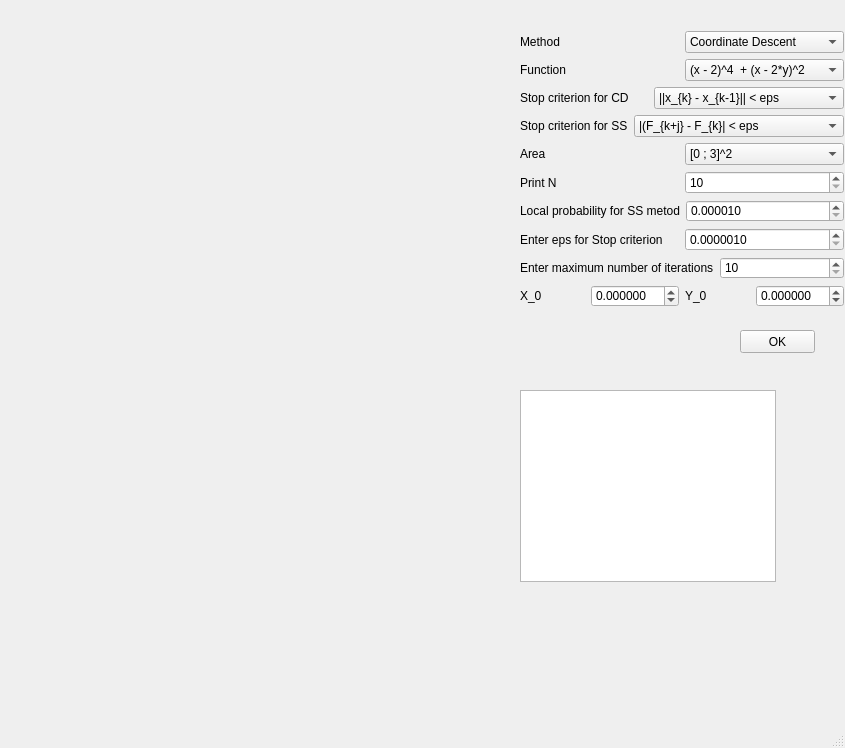
Before: the Qt Designer form mainwindow.ui in LizaMagdich/GuiOptimization, drawn with Qt 5.
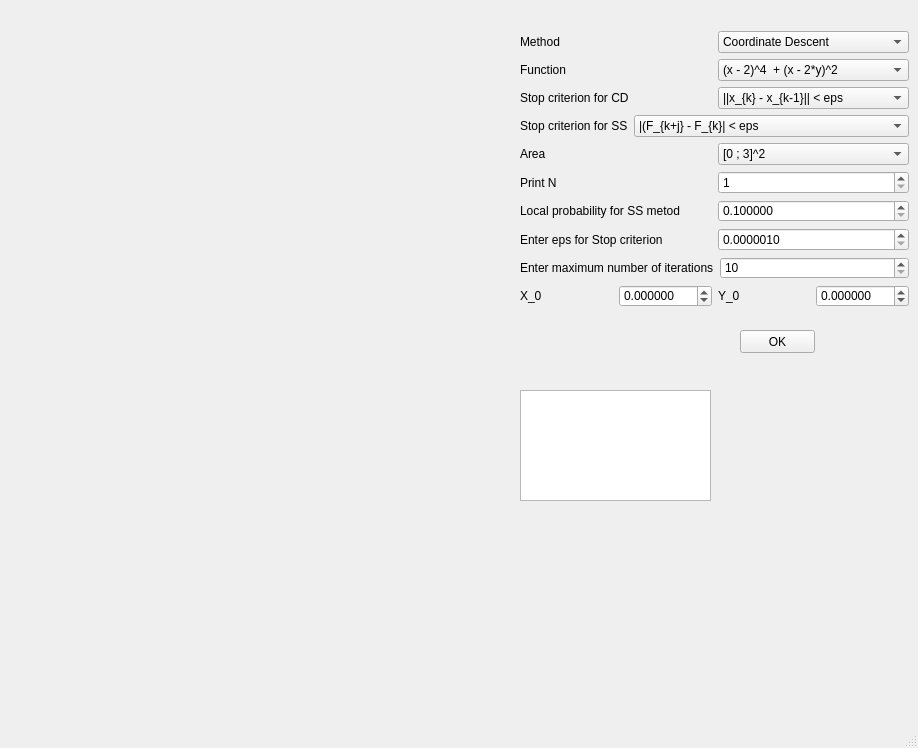
After: the same form once the commit is applied. Custom widgets are drawn as their Qt base class.

What changed in the file:
```diff
--- a/mainwindow.ui
+++ b/mainwindow.ui
@@ -6,10 +6,16 @@
    <rect>
     <x>0</x>
     <y>0</y>
-    <width>845</width>
+    <width>918</width>
     <height>748</height>
    </rect>
   </property>
+  <property name="maximumSize">
+   <size>
+    <width>918</width>
+    <height>748</height>
+   </size>
+  </property>
   <property name="windowTitle">
    <string>MainWindow</string>
   </property>
@@ -42,17 +48,17 @@
      <rect>
       <x>520</x>
       <y>390</y>
-      <width>256</width>
-      <height>192</height>
+      <width>191</width>
+      <height>111</height>
      </rect>
     </property>
    </widget>
-   <widget class="QWidget" name="">
+   <widget class="QWidget" name="layoutWidget">
     <property name="geometry">
      <rect>
       <x>520</x>
       <y>31</y>
-      <width>324</width>
+      <width>389</width>
       <height>276</height>
      </rect>
     </property>
@@ -209,7 +215,7 @@
        <item>
         <widget class="QSpinBox" name="Print_N_2">
          <property name="minimum">
-          <number>10</number>
+          <number>1</number>
          </property>
          <property name="maximum">
           <number>1000</number>
@@ -233,7 +239,7 @@
           <number>6</number>
          </property>
          <property name="minimum">
-          <double>0.000010000000000</double>
+          <double>0.100000000000000</double>
          </property>
          <property name="maximum">
           <double>1.000000000000000</double>
```
Left out of the diff: 6 changed lines with no effect on the pictures.
